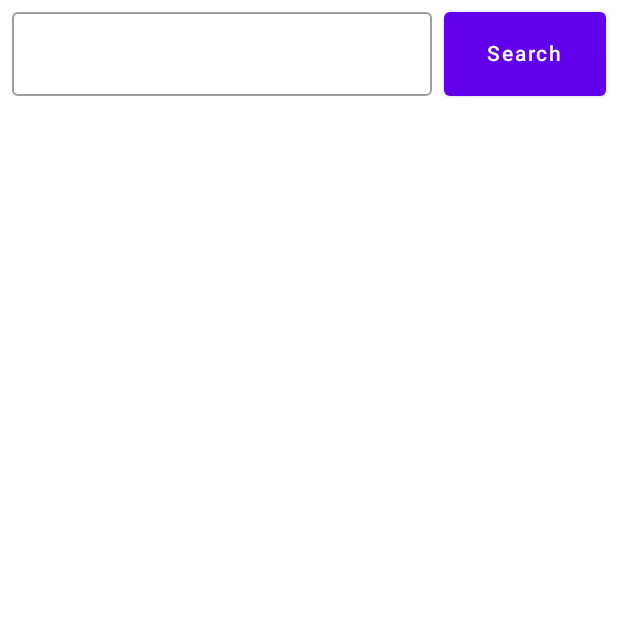
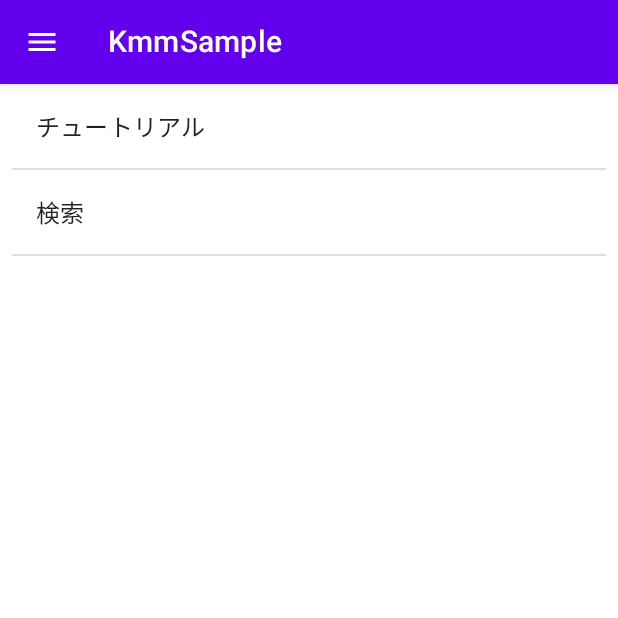
Before and after one commit to narumichi0710/KmmSample, an Android app built with Jetpack Compose: the screen it shows after launch (MainActivity), on a phone screen of 412 x 824 dp, the top half of it. Run offline under Robolectric (Android 15) with nearby library versions, the phone set to English and light mode, and no system bars.

Commit message:
android側も画面遷移まで実装

```diff
--- a/androidApp/build.gradle.kts
+++ b/androidApp/build.gradle.kts
@@ -47,4 +47,5 @@ dependencies {
     implementation("androidx.compose.material:material:1.4.0")
     implementation("androidx.activity:activity-compose:1.7.0")
     implementation("io.coil-kt:coil-compose:2.4.0")
+    implementation("androidx.navigation:navigation-compose:2.6.0")
 }
--- a/androidApp/src/main/java/com/example/kmmsample/android/GithubSearch/GithubSearchView.kt
+++ b/androidApp/src/main/java/com/example/kmmsample/android/GithubSearch/GithubSearchView.kt
@@ -86,8 +86,6 @@ fun GithubSearchView(viewModel: GithubSearchViewModel = GithubSearchViewModel())
         modifier = Modifier.fillMaxSize(),
         contentAlignment = Alignment.Center
     ) {
-
-
         Column(modifier = Modifier.fillMaxSize()) {
             Row(
                 modifier = Modifier.fillMaxWidth().padding(8.dp).height(IntrinsicSize.Min),
@@ -97,6 +95,7 @@ fun GithubSearchView(viewModel: GithubSearchViewModel = GithubSearchViewModel())
                 OutlinedTextField(
                     value = searchText,
                     onValueChange = viewModel::onSearchTextChanged,
+                    singleLine = true,
                     keyboardOptions = KeyboardOptions(imeAction = ImeAction.Done),
                     keyboardActions = KeyboardActions(onDone = {
                         apply(
@@ -122,7 +121,10 @@ fun GithubSearchView(viewModel: GithubSearchViewModel = GithubSearchViewModel())
 
             result?.let {
                 if (it.users.isEmpty()) {
-                    Text("検索ワードに一致するユーザーが存在しません。")
+                    Text(
+                        text = "検索ワードに一致するユーザーが存在しません。",
+                        modifier = Modifier.padding(horizontal = 8.dp)
+                    )
                 } else {
                     LazyColumn {
                         items(it.users) {
@@ -140,7 +142,7 @@ fun GithubSearchView(viewModel: GithubSearchViewModel = GithubSearchViewModel())
     }
 }
 @OptIn(ExperimentalComposeUiApi::class)
-fun apply(
+private fun apply(
     viewModel: GithubSearchViewModel,
     keyboardController: SoftwareKeyboardController?,
     focusManager: FocusManager
@@ -151,7 +153,7 @@ fun apply(
 }
 
 @Composable
-fun UserCell(user: User) {
+private fun UserCell(user: User) {
     Row(
         modifier = Modifier
             .fillMaxWidth()
--- a/androidApp/src/main/java/com/example/kmmsample/android/MainActivity.kt
+++ b/androidApp/src/main/java/com/example/kmmsample/android/MainActivity.kt
@@ -1,15 +1,37 @@
 package com.example.kmmsample.android
 
+import android.annotation.SuppressLint
 import android.os.Bundle
 import androidx.activity.ComponentActivity
 import androidx.activity.compose.setContent
 import androidx.activity.viewModels
-import androidx.compose.foundation.layout.fillMaxSize
-import androidx.compose.material.MaterialTheme
-import androidx.compose.material.Surface
+import androidx.compose.foundation.clickable
+import androidx.compose.foundation.layout.padding
+import androidx.compose.foundation.lazy.LazyColumn
+import androidx.compose.foundation.lazy.items
+import androidx.compose.material.Divider
+import androidx.compose.material.ExperimentalMaterialApi
+import androidx.compose.material.Icon
+import androidx.compose.material.IconButton
+import androidx.compose.material.ListItem
+import androidx.compose.material.Scaffold
+import androidx.compose.material.Text
+import androidx.compose.material.TopAppBar
+import androidx.compose.material.icons.Icons
+import androidx.compose.material.icons.filled.ArrowBack
+import androidx.compose.material.icons.filled.Menu
+import androidx.compose.runtime.Composable
+import androidx.compose.runtime.getValue
 import androidx.compose.ui.Modifier
+import androidx.compose.ui.unit.dp
+import androidx.navigation.NavHostController
+import androidx.navigation.compose.NavHost
+import androidx.navigation.compose.composable
+import androidx.navigation.compose.currentBackStackEntryAsState
+import androidx.navigation.compose.rememberNavController
 import com.example.kmmsample.android.GithubSearch.GithubSearchView
 import com.example.kmmsample.android.GithubSearch.GithubSearchViewModel
+import com.example.kmmsample.android.Tutorial.GreetingView
 
 class MainActivity : ComponentActivity() {
 
@@ -18,14 +40,76 @@ class MainActivity : ComponentActivity() {
     override fun onCreate(savedInstanceState: Bundle?) {
         super.onCreate(savedInstanceState)
         setContent {
-            MyApplicationTheme {
-                Surface(
-                    modifier = Modifier.fillMaxSize(),
-                    color = MaterialTheme.colors.background
-                ) {
-                    GithubSearchView(searchViewModel)
+            MainView()
+        }
+    }
+
+    @SuppressLint("UnusedMaterialScaffoldPaddingParameter")
+    @Composable
+    private fun MainView() {
+        MyApplicationTheme {
+            val navController = rememberNavController()
+            val entry by navController.currentBackStackEntryAsState()
+            val currentRoute: String = entry?.destination?.route ?: ""
+
+            Scaffold(
+                topBar = {
+                    TopAppBar(
+                        title = { Text(currentRoute) },
+                        navigationIcon = {
+                            if (currentRoute == Route.Home.localize)
+                                IconButton(onClick = {}) {
+                                    Icon(Icons.Default.Menu, contentDescription = "メニュー")
+                                }
+                            else
+                                IconButton(onClick = { navController.popBackStack()  }) {
+                                    Icon(Icons.Default.ArrowBack, contentDescription = "戻る")
+                                }
+                        }
+                    )
+                }
+            ) {
+                NavHost(navController = navController, startDestination = Route.Home.localize) {
+                    composable(Route.Home.localize) { Content(navController) }
+                    composable(Route.Tutorial.localize) { GreetingView() }
+                    composable(Route.Search.localize) { GithubSearchView(searchViewModel) }
                 }
             }
         }
     }
+
+    @OptIn(ExperimentalMaterialApi::class)
+    @Composable
+    private fun Content(navController: NavHostController) {
+        LazyColumn(modifier = Modifier.padding(horizontal = 8.dp)) {
+            items(Route.allPath) { item ->
+                ListItem(
+                    text = {
+                        Text(
+                            text = item.localize,
+                        )
+                    },
+                    modifier = Modifier
+                        .padding(vertical = 4.dp)
+                        .clickable {
+                            navController.navigate(item.localize)
+                        }
+                )
+                Divider()
+            }
+        }
+    }
+    private enum class Route {
+        Home,
+        Tutorial,
+        Search;
+        val localize: String get() = when (this) {
+            Home -> "KmmSample"
+            Tutorial -> "チュートリアル"
+            Search -> "検索"
+        }
+        companion object {
+            var allPath = values().filterNot { it == Home }
+        }
+    }
 }
```
